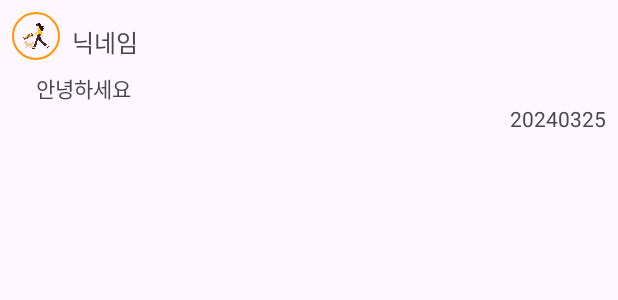
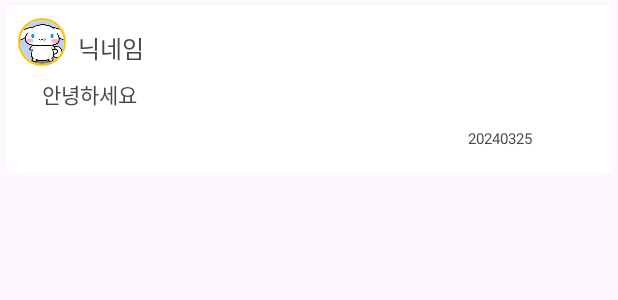
Before and after one commit to sotoro35/TpWalkTheHood, an Android app: the layout recyclerview_comment.xml on its own in the app's theme, with its tools: preview values and no code run, on a phone screen of 412 x 824 dp. Shown: the top 300 px of the screen. Run offline under Robolectric (Android 15) with nearby library versions, the phone set to English and light mode, and no system bars.

Commit message:
댓글 삭제 진행중... 아뎁터에서 수정해야함

```diff
--- a/app/src/main/res/layout/recyclerview_comment.xml
+++ b/app/src/main/res/layout/recyclerview_comment.xml
@@ -2,14 +2,19 @@
 <RelativeLayout xmlns:android="http://schemas.android.com/apk/res/android"
     android:layout_width="match_parent"
     android:layout_height="wrap_content"
-    android:padding="8dp">
+    xmlns:app="http://schemas.android.com/apk/res-auto"
+    android:padding="8dp"
+    android:background="@color/white"
+    android:layout_margin="4dp">
 
-    <ImageView
+
+    <de.hdodenhof.circleimageview.CircleImageView
         android:id="@+id/comment_profile"
         android:layout_width="32dp"
         android:layout_height="32dp"
-        android:background="@drawable/profile_stroke"
-        android:src="@drawable/profile"/>
+        app:civ_border_width="1dp"
+        app:civ_border_color="#FFC107"
+        android:src="@drawable/cinnamaroll07"/>
 
     <TextView
         android:id="@+id/comment_nickname"
@@ -31,13 +36,37 @@
         android:layout_marginTop="8dp"
         android:layout_below="@id/comment_profile"/>
 
+    <LinearLayout
+        android:layout_width="match_parent"
+        android:layout_height="wrap_content"
+        android:orientation="horizontal"
+        android:layout_below="@id/comment_text"
+        android:gravity="right">
+
+
     <TextView
         android:id="@+id/comment_date"
         android:layout_width="match_parent"
         android:layout_height="wrap_content"
         android:text="20240325"
-        android:layout_below="@id/comment_text"
-        android:gravity="right"/>
+        android:textSize="10sp"
+        android:gravity="right"
+        android:layout_weight="1"/>
+
+
+
+        <TextView
+            android:id="@+id/comment_delete"
+            android:layout_width="wrap_content"
+            android:layout_height="wrap_content"
+            android:text="삭제"
+            android:visibility="invisible"
+            android:layout_marginLeft="8dp"
+            android:padding="6dp"
+            android:background="@drawable/button"
+            android:foreground="?android:attr/selectableItemBackground"/>
+
+    </LinearLayout>
 
 
 
```
Also changed, not shown: app/src/main/java/com/hsr2024/tpwalkthehood/adapter/commentAdapter.kt (+50 -3 lines), app/src/main/java/com/hsr2024/tpwalkthehood/tab3/FeedDetailActivity.kt (+24 -1 lines).
